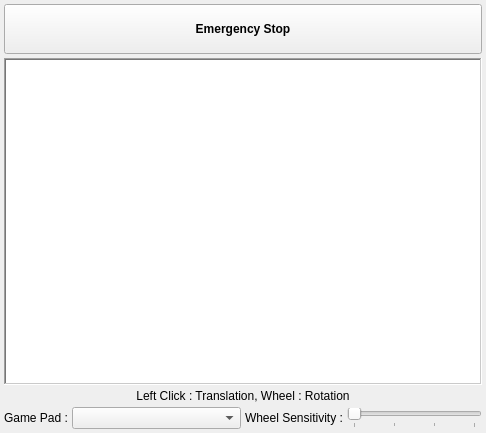
Above: src/phoenix_gui/src/control_pad.ui from Nkyoku/phoenix-jetson before the change. Below: the same form after it.
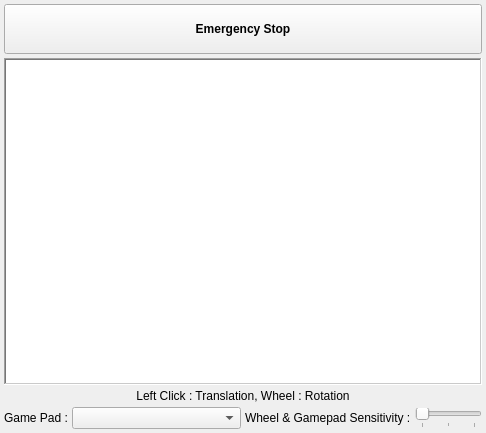
That is the form after the change.

What changed in the file:
```diff
--- a/src/phoenix_gui/src/control_pad.ui
+++ b/src/phoenix_gui/src/control_pad.ui
@@ -106,7 +106,7 @@
        <item>
         <widget class="QLabel" name="label_3">
          <property name="text">
-          <string>Wheel Sensitivity :</string>
+          <string>Wheel &amp; Gamepad Sensitivity :</string>
          </property>
         </widget>
        </item>
@@ -116,7 +116,7 @@
           <number>1</number>
          </property>
          <property name="maximum">
-          <number>4</number>
+          <number>3</number>
          </property>
          <property name="pageStep">
           <number>1</number>
```
